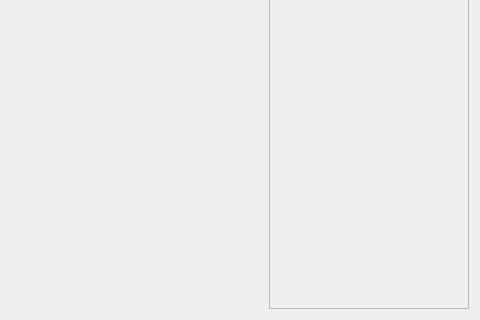
First picture: the form in src/content/contentPlaylist.ui, repository Nmstr/Auralium, before the edit; both pictures show x 220 to 700 and y 380 to 700 of the 700 by 700 pixel window.
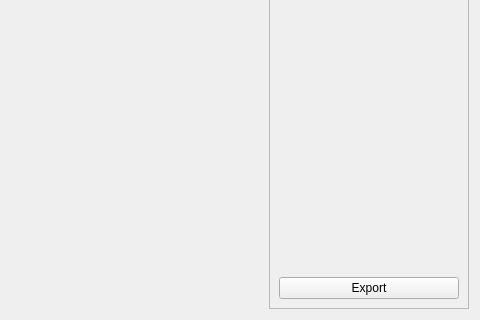
Second picture: the form after the edit. Icons and pictures are not drawn.

Commit message: added basic playlist import and export

Patch:
```diff
--- a/src/content/contentPlaylist.ui
+++ b/src/content/contentPlaylist.ui
@@ -109,7 +109,8 @@
              <string>Play</string>
             </property>
             <property name="icon">
-             <iconset theme="media-playback-start"/>
+             <iconset theme="media-playback-start">
+              <normaloff>.</normaloff>.</iconset>
             </property>
            </widget>
           </item>
@@ -169,7 +170,7 @@
       <item>
        <widget class="QFrame" name="sideTopper">
         <property name="sizePolicy">
-         <sizepolicy hsizetype="Preferred" vsizetype="Preferred">
+         <sizepolicy hsizetype="Preferred" vsizetype="Expanding">
           <horstretch>0</horstretch>
           <verstretch>0</verstretch>
          </sizepolicy>
@@ -225,7 +226,28 @@
         <property name="frameShadow">
          <enum>QFrame::Raised</enum>
         </property>
-        <layout class="QVBoxLayout" name="verticalLayout_3"/>
+        <layout class="QVBoxLayout" name="verticalLayout_3">
+         <item>
+          <spacer name="verticalSpacer">
+           <property name="orientation">
+            <enum>Qt::Vertical</enum>
+           </property>
+           <property name="sizeHint" stdset="0">
+            <size>
+             <width>20</width>
+             <height>40</height>
+            </size>
+           </property>
+          </spacer>
+         </item>
+         <item>
+          <widget class="QPushButton" name="exportBtn">
+           <property name="text">
+            <string>Export</string>
+           </property>
+          </widget>
+         </item>
+        </layout>
        </widget>
       </item>
      </layout>
```
The commit also changes 6 other files.
